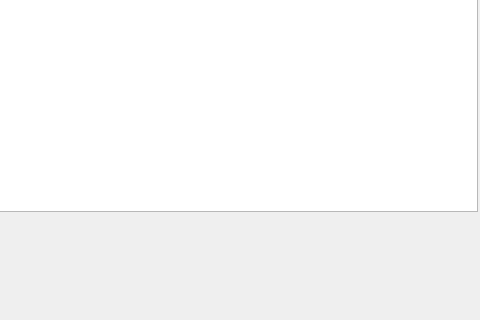
DimKysh/QT_TextEditor, file Dialog/MainWindow/MainWindow.ui: the form before one commit; both pictures show x 544 to 1024 and y 448 to 768 of the 1024 by 768 pixel window.
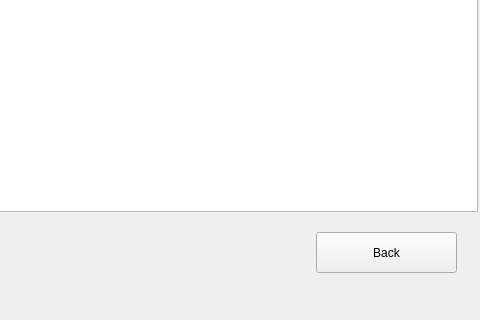
The form after the commit.

The edit to the form file:
```diff
--- a/Dialog/MainWindow/MainWindow.ui
+++ b/Dialog/MainWindow/MainWindow.ui
@@ -37,6 +37,19 @@
      <string>Open Description</string>
     </property>
    </widget>
+   <widget class="QPushButton" name="pushButtonBack">
+    <property name="geometry">
+     <rect>
+      <x>860</x>
+      <y>680</y>
+      <width>141</width>
+      <height>41</height>
+     </rect>
+    </property>
+    <property name="text">
+     <string>Back</string>
+    </property>
+   </widget>
   </widget>
   <widget class="QMenuBar" name="menubar">
    <property name="geometry">
```
